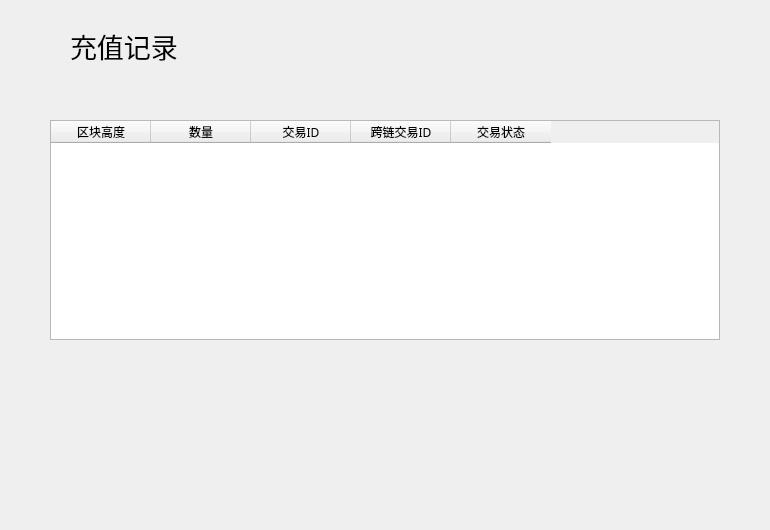
Before: the Qt Designer form depositpage/DepositRecrdWideget.ui in HcashOrg/hx-indicator, drawn with Qt 5.
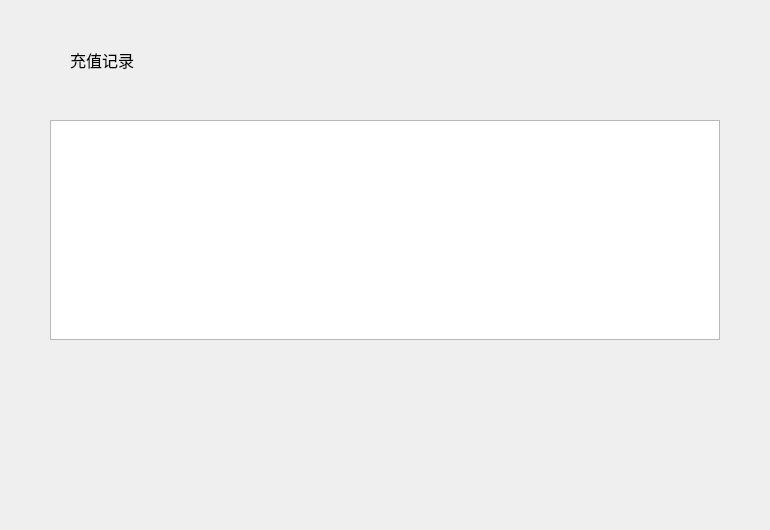
After: the same form once the commit is applied.

Diff of the .ui file:
```diff
--- a/depositpage/DepositRecrdWideget.ui
+++ b/depositpage/DepositRecrdWideget.ui
@@ -23,7 +23,7 @@
     </rect>
    </property>
    <attribute name="horizontalHeaderVisible">
-    <bool>true</bool>
+    <bool>false</bool>
    </attribute>
    <attribute name="verticalHeaderVisible">
     <bool>false</bool>
@@ -98,15 +98,15 @@
    <property name="geometry">
     <rect>
      <x>70</x>
-     <y>30</y>
+     <y>50</y>
      <width>121</width>
-     <height>31</height>
+     <height>20</height>
     </rect>
    </property>
    <property name="font">
     <font>
      <family>Microsoft YaHei UI</family>
-     <pointsize>20</pointsize>
+     <pointsize>12</pointsize>
     </font>
    </property>
    <property name="text">
```
Left out of the diff: 2 changed lines with no effect on the pictures.
